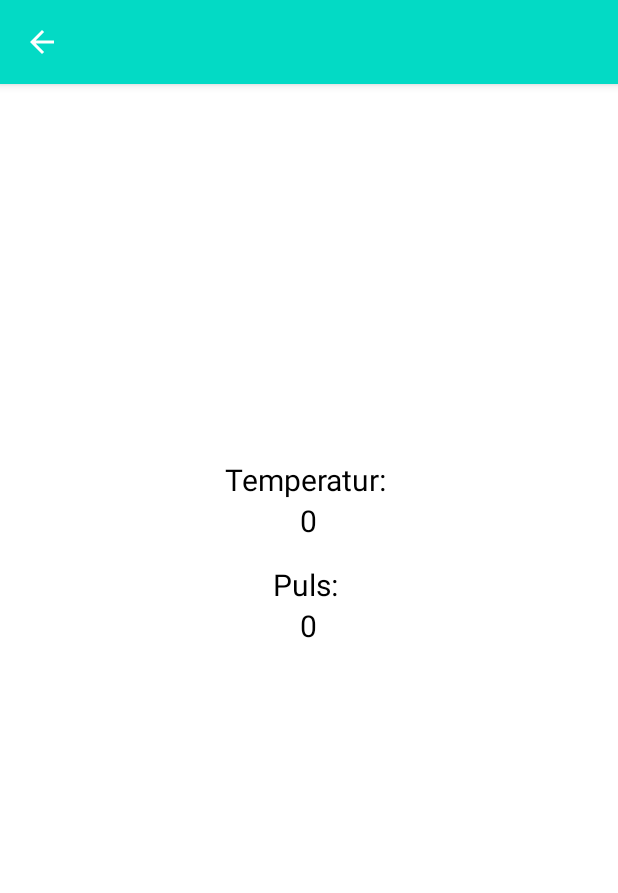
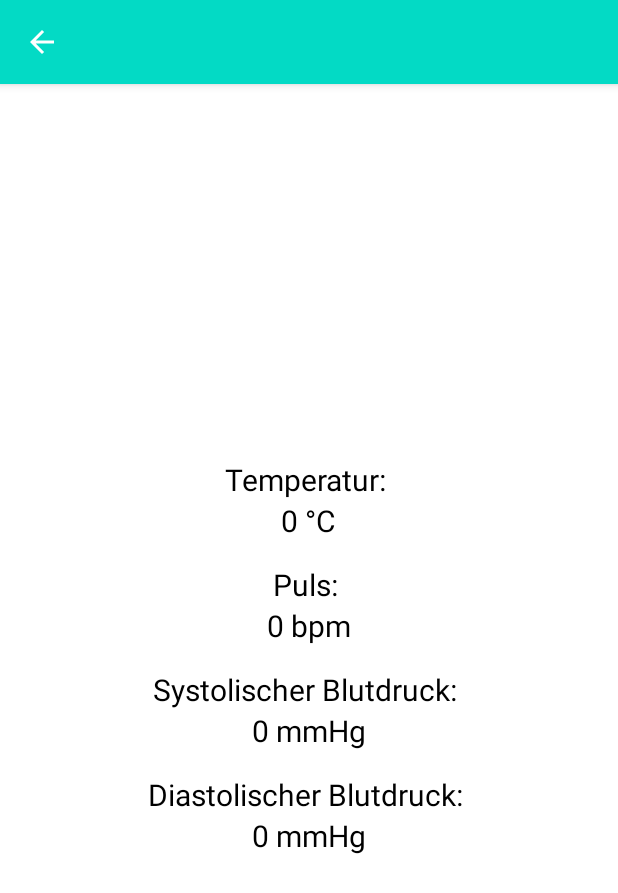
Before and after one commit to dominiklandl/HealthApp, an Android app: the DateClickedActivity screen opened directly, with no data from a screen before it, on a phone screen of 412 x 824 dp. Shown: the top 893 px of the screen. Run offline under Robolectric (Android 15) with nearby library versions, the phone set to English and light mode, and no system bars; 5 statements that could not run were skipped.

Commit message:
speicherung der Blutdruckwerte

```diff
--- a/app/src/main/java/com/healthapp/BlutdruckActivity.java
+++ b/app/src/main/java/com/healthapp/BlutdruckActivity.java
@@ -4,12 +4,16 @@ import androidx.annotation.NonNull;
 import androidx.appcompat.app.ActionBar;
 import androidx.appcompat.app.AppCompatActivity;
 
+import android.content.Context;
+import android.content.SharedPreferences;
 import android.os.Bundle;
 import android.view.MenuItem;
 import android.view.View;
 import android.widget.Button;
 import android.widget.EditText;
 import android.widget.TextView;
+
+import java.util.Calendar;
 
 public class BlutdruckActivity extends AppCompatActivity {
 
@@ -74,6 +78,16 @@ public class BlutdruckActivity extends AppCompatActivity {
 
         if (bluts < 400 && bluts > 10 && blutd <400 && blutd >10) {
             Save.setVisibility(View.VISIBLE);
+            SharedPreferences shpData = getSharedPreferences("DataSaveCalender",Context.MODE_PRIVATE);
+            SharedPreferences.Editor dataEdit = shpData.edit();
+            Calendar kalender = Calendar.getInstance();
+            int i = kalender.get(Calendar.DAY_OF_MONTH);
+            String indexs = "bluts"+String.valueOf(i);
+            dataEdit.putInt(indexs,bluts);
+            dataEdit.commit();
+            String indexd = "blutd"+String.valueOf(i);
+            dataEdit.putInt(indexd,blutd);
+            dataEdit.commit();
         }
         else Save.setVisibility(View.INVISIBLE);
 
--- a/app/src/main/java/com/healthapp/DateClickedActivity.java
+++ b/app/src/main/java/com/healthapp/DateClickedActivity.java
@@ -20,6 +20,8 @@ public class DateClickedActivity extends AppCompatActivity {
     private TextView thedate;
     private TextView puls;
     private TextView temp;
+    private TextView syst;
+    private TextView diast;
 
     @Override
     protected void onCreate(Bundle savedInstanceState) {
@@ -32,6 +34,9 @@ public class DateClickedActivity extends AppCompatActivity {
         thedate = (TextView) findViewById(R.id.date);
         puls = (TextView) findViewById(R.id.tv_pulsdata);
         temp = (TextView) findViewById(R.id.tv_tempdata);
+        syst = (TextView) findViewById(R.id.tv_syst);
+        diast =(TextView) findViewById(R.id.tv_diast);
+
 
         Intent incoming = getIntent();
         String date = incoming.getStringExtra("date");
@@ -40,13 +45,19 @@ public class DateClickedActivity extends AppCompatActivity {
         String[] arrSplit = date.split("/");
         String indexPuls = "puls"+arrSplit[2];
         String indexTemp = "temp"+arrSplit[2];
+        String indexsyst = "bluts"+arrSplit[2];
+        String indexdiast = "blutd"+arrSplit[2];
 
         SharedPreferences shpRead = getSharedPreferences("DataSaveCalender", Context.MODE_PRIVATE);
         int tempValue = shpRead.getInt(indexTemp,0);
         int pulsValue = shpRead.getInt(indexPuls,0);
+        int blutsValue = shpRead.getInt(indexsyst, 0);
+        int blutdValue = shpRead.getInt(indexdiast, 0);
 
-        puls.setText(String.valueOf(pulsValue));
-        temp.setText(String.valueOf(tempValue));
+        puls.setText(String.valueOf(pulsValue)+" bpm");
+        temp.setText(String.valueOf(tempValue)+" °C");
+        syst.setText(String.valueOf(blutsValue)+" mmHg");
+        diast.setText(String.valueOf(blutdValue)+" mmHg");
 
         actionBar.setTitle(date);
     }
--- a/app/src/main/res/layout/activity_date_clicked.xml
+++ b/app/src/main/res/layout/activity_date_clicked.xml
@@ -49,6 +49,39 @@
         android:textSize ="20dp"
         android:layout_below="@id/puls"/>
 
+    <TextView
+        android:id="@+id/syst"
+        android:layout_width="wrap_content"
+        android:layout_height="wrap_content"
+        android:text="Systolischer Blutdruck: "
+        android:layout_centerHorizontal ="true"
+        android:textSize ="20dp"
+        android:layout_marginTop="390dp"/>
+    <TextView
+        android:id="@+id/tv_syst"
+        android:layout_width="wrap_content"
+        android:layout_height="wrap_content"
+        android:text=""
+        android:layout_centerHorizontal ="true"
+        android:textSize ="20dp"
+        android:layout_below="@id/syst"/>
+
+    <TextView
+        android:id="@+id/diast"
+        android:layout_width="wrap_content"
+        android:layout_height="wrap_content"
+        android:text="Diastolischer Blutdruck: "
+        android:layout_centerHorizontal ="true"
+        android:textSize ="20dp"
+        android:layout_marginTop="460dp"/>
+    <TextView
+        android:id="@+id/tv_diast"
+        android:layout_width="wrap_content"
+        android:layout_height="wrap_content"
+        android:text=""
+        android:layout_centerHorizontal ="true"
+        android:textSize ="20dp"
+        android:layout_below="@id/diast"/>
 
 
 </RelativeLayout>
```
